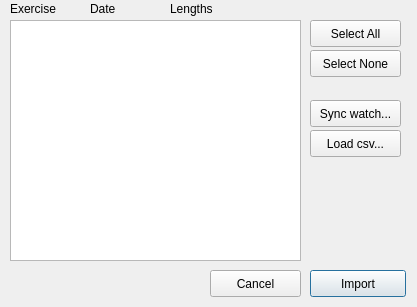
Old version of the form ui/upload.ui in the repository ihewitt/poolviewer.
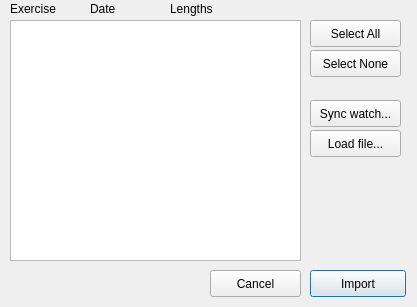
New version of the form.

Commit message: Allow fit file loading

What changed in the file:
```diff
--- a/ui/upload.ui
+++ b/ui/upload.ui
@@ -36,7 +36,7 @@
     </rect>
    </property>
    <property name="text">
-    <string>Load csv...</string>
+    <string>Load file...</string>
    </property>
   </widget>
   <widget class="QListWidget" name="listWidget">
```
The commit also changes 1 other file.
